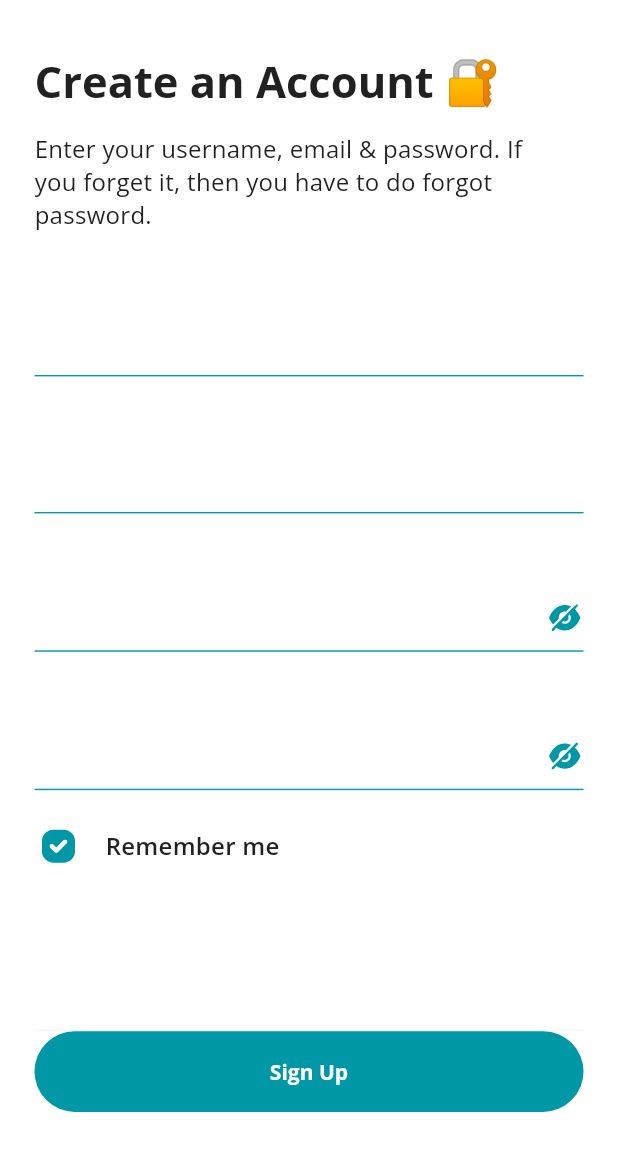
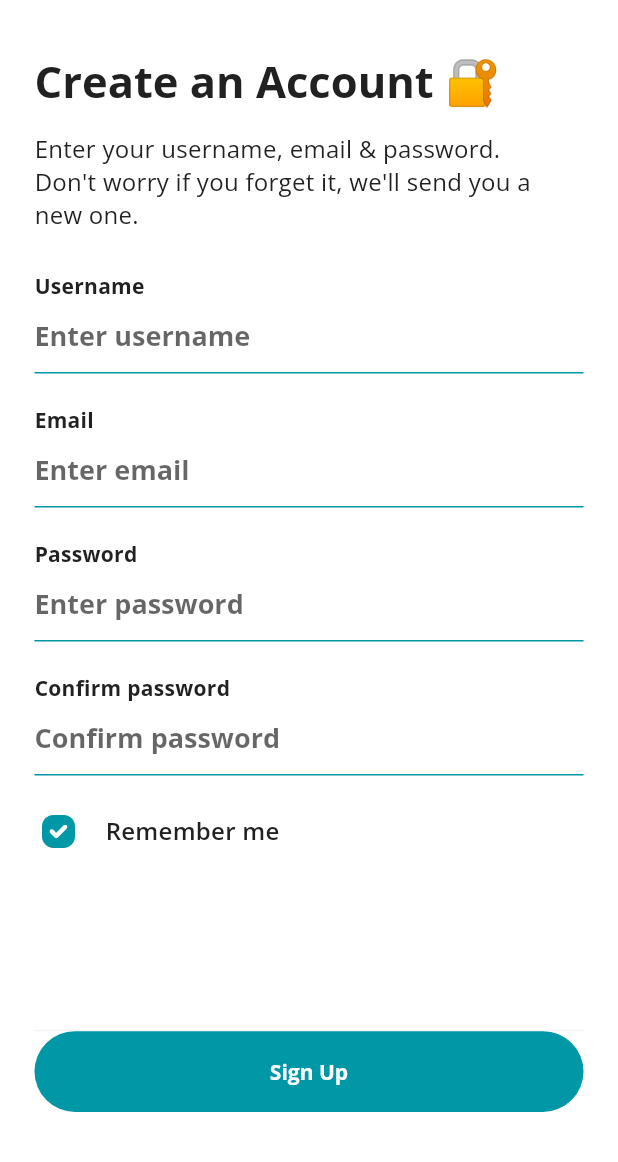
Before and after one commit to Kobbleton/bookflow, a Flutter app: the SignUpStepTwoScreen screen opened by its route, on a phone screen of 412 x 824 dp, the part 74-1236 px from its top. Run offline on Flutter 3.47's test engine with Material 2 defaults, Android fonts, the phone set to English and light mode, and no system bars; our stand-ins replace cached_network_image, carousel_slider, flutter_svg, smooth_page_indicator.

Commit message:
SignUp step 2 complete
SignUp step 2 complete

```diff
--- a/lib/presentation/light_sign_up_step_one_screen/sign_up_step_one_screen.dart
+++ /dev/null
@@ -1,150 +0,0 @@
-import 'package:bookflow/presentation/light_sign_up_step_one_screen/widgets/listformtitle1_item_widget.dart';
-import 'package:bookflow/presentation/light_sign_up_step_one_screen/widgets/listpasswordtyp_item_widget.dart';
-
-import '../../core/utils/color_constant.dart';
-import '../../core/utils/image_constant.dart';
-import '../../core/utils/size_utils.dart';
-import '../../theme/app_decoration.dart';
-import '../../theme/app_style.dart';
-import '../../widgets/custom_button.dart';
-import '../../widgets/custom_icon_button.dart';
-import '../../widgets/custom_image_view.dart';
-
-import 'package:flutter/material.dart';
-
-import '../sign_up_successful_dialog/sign_up_successful_dialog.dart';
-
-class SignUpStepTwoScreen extends StatelessWidget {
-  const SignUpStepTwoScreen({Key? key}) : super(key: key);
-
-  @override
-  Widget build(BuildContext context) {
-    return SafeArea(
-        child: Scaffold(
-            backgroundColor: ColorConstant.white,
-            body: Container(
-                width: double.maxFinite,
-                padding: getPadding(left: 24, top: 26, right: 24, bottom: 26),
-                child: Column(
-                    crossAxisAlignment: CrossAxisAlignment.start,
-                    mainAxisAlignment: MainAxisAlignment.start,
-                    children: [
-                      Padding(
-                          padding: getPadding(right: 83),
-                          child: Row(children: [
-                            CustomImageView(
-                                svgPath: ImageConstant.imgArrowleft,
-                                height: getSize(28),
-                                width: getSize(28),
-                                onTap: () {
-                                  onTapImgArrowleft(context);
-                                }),
-                            Container(
-                                height: getVerticalSize(12),
-                                width: getHorizontalSize(216),
-                                margin: getMargin(left: 55, top: 8, bottom: 8),
-                                decoration: BoxDecoration(
-                                    color: ColorConstant.cyan700,
-                                    borderRadius: BorderRadius.circular(
-                                        getHorizontalSize(6))))
-                          ])),
-                      Padding(
-                          padding: getPadding(top: 36),
-                          child: Text("Create an Account 🔐",
-                              overflow: TextOverflow.ellipsis,
-                              textAlign: TextAlign.left,
-                              style: AppStyle.txtOpenSansBold32)),
-                      Container(
-                          width: getHorizontalSize(367),
-                          margin: getMargin(top: 16, right: 14),
-                          child: Text(
-                              "Enter your username, email & password. If you forget it, then you have to do forgot password.",
-                              maxLines: null,
-                              textAlign: TextAlign.left,
-                              style: AppStyle.txtOpenSansRegular18.copyWith(
-                                  letterSpacing: getHorizontalSize(0.2)))),
-                      Padding(
-                          padding: getPadding(top: 29),
-                          child: ListView.separated(
-                              physics: const NeverScrollableScrollPhysics(),
-                              shrinkWrap: true,
-                              separatorBuilder: (context, index) {
-                                return SizedBox(height: getVerticalSize(23));
-                              },
-                              itemCount: 2,
-                              itemBuilder: (context, index) {
-                                return const Listformtitle1ItemWidget();
-                              })),
-                      Padding(
-                          padding: getPadding(top: 23),
-                          child: ListView.separated(
-                              physics: const NeverScrollableScrollPhysics(),
-                              shrinkWrap: true,
-                              separatorBuilder: (context, index) {
-                                return SizedBox(height: getVerticalSize(23));
-                              },
-                              itemCount: 2,
-                              itemBuilder: (context, index) {
-                                return const ListpasswordtypItemWidget();
-                              })),
-                      Padding(
-                          padding: getPadding(top: 23, bottom: 5),
-                          child: Row(children: [
-                            CustomIconButton(
-                                height: 24,
-                                width: 24,
-                                child: CustomImageView(
-                                    svgPath:
-                                        ImageConstant.imgCheckmarkWhiteA700)),
-                            Padding(
-                                padding: getPadding(left: 16),
-                                child: Text("Remember me",
-                                    overflow: TextOverflow.ellipsis,
-                                    textAlign: TextAlign.left,
-                                    style: AppStyle.txtOpenSansSemiBold18
-                                        .copyWith(
-                                            letterSpacing:
-                                                getHorizontalSize(0.2))))
-                          ]))
-                    ])),
-            bottomNavigationBar: Container(
-                margin: getMargin(left: 24, right: 24, bottom: 36),
-                decoration: AppDecoration.outlineGray100,
-                child: Column(
-                    mainAxisSize: MainAxisSize.min,
-                    mainAxisAlignment: MainAxisAlignment.start,
-                    children: [
-                      CustomButton(
-                          height: getVerticalSize(58),
-                          text: "Sign Up",
-                          onTap: () {
-                            onTapSignup(context);
-                          })
-                    ]))));
-  }
-
-  /// Navigates back to the previous screen.
-  ///
-  /// This function takes a [BuildContext] object as a parameter, which is used
-  /// to navigate back to the previous screen.
-  onTapImgArrowleft(BuildContext context) {
-    Navigator.pop(context);
-  }
-
-  /// Displays an [AlertDialog] with a custom content widget using the
-  /// provided [BuildContext].
-  ///
-  /// The custom content is created using the [LightSignUpSuccessfulDialog]
-  /// method and is displayed in an [AlertDialog] that fills the entire screen
-  /// with no padding.
-  onTapSignup(BuildContext context) {
-    showDialog(
-        context: context,
-        builder: (_) => const AlertDialog(
-              content: LightSignUpSuccessfulDialog(),
-              backgroundColor: Colors.transparent,
-              contentPadding: EdgeInsets.zero,
-              insetPadding: EdgeInsets.only(left: 0),
-            ));
-  }
-}
--- a/lib/presentation/light_sign_up_step_one_screen/widgets/listformtitle1_item_widget.dart
+++ /dev/null
@@ -1,62 +0,0 @@
-
-import 'package:flutter/material.dart';
-
-import '../../../core/utils/color_constant.dart';
-import '../../../core/utils/size_utils.dart';
-import '../../../theme/app_style.dart';
-
-// ignore: must_be_immutable
-class Listformtitle1ItemWidget extends StatelessWidget {
-  const Listformtitle1ItemWidget({Key? key})
-      : super(
-          key: key,
-        );
-
-  @override
-  Widget build(BuildContext context) {
-    return SizedBox(
-      width: double.maxFinite,
-      child: Column(
-        crossAxisAlignment: CrossAxisAlignment.start,
-        mainAxisAlignment: MainAxisAlignment.start,
-        children: [
-          Text(
-            "",
-            overflow: TextOverflow.ellipsis,
-            textAlign: TextAlign.left,
-            style: AppStyle.txtOpenSansBold16.copyWith(
-              letterSpacing: getHorizontalSize(
-                0.2,
-              ),
-            ),
-          ),
-          Padding(
-            padding: getPadding(
-              top: 20,
-            ),
-            child: Text(
-              "",
-              overflow: TextOverflow.ellipsis,
-              textAlign: TextAlign.left,
-              style: AppStyle.txtOpenSansBold20,
-            ),
-          ),
-          Padding(
-            padding: getPadding(
-              top: 7,
-            ),
-            child: Divider(
-              height: getVerticalSize(
-                1,
-              ),
-              thickness: getVerticalSize(
-                1,
-              ),
-              color: ColorConstant.cyan700,
-            ),
-          ),
-        ],
-      ),
-    );
-  }
-}
--- a/lib/presentation/light_sign_up_step_one_screen/widgets/listpasswordtyp_item_widget.dart
+++ /dev/null
@@ -1,65 +0,0 @@
-import 'package:flutter/material.dart';
-
-import '../../../core/utils/color_constant.dart';
-import '../../../core/utils/image_constant.dart';
-import '../../../core/utils/size_utils.dart';
-import '../../../theme/app_style.dart';
-import '../../../widgets/custom_image_view.dart';
-
-// ignore: must_be_immutable
-class ListpasswordtypItemWidget extends StatelessWidget {
-  const ListpasswordtypItemWidget({Key? key})
-      : super(
-          key: key,
-        );
-
-  @override
-  Widget build(BuildContext context) {
-    return SizedBox(
-      width: double.maxFinite,
-      child: Column(
-        crossAxisAlignment: CrossAxisAlignment.start,
-        mainAxisAlignment: MainAxisAlignment.start,
-        children: [
-          Text(
-            "",
-            overflow: TextOverflow.ellipsis,
-            textAlign: TextAlign.left,
-            style: AppStyle.txtOpenSansBold16.copyWith(
-              letterSpacing: getHorizontalSize(
-                0.2,
-              ),
-            ),
-          ),
-          CustomImageView(
-            svgPath: ImageConstant.imgCheckmark,
-            height: getSize(
-              28,
-            ),
-            width: getSize(
-              28,
-            ),
-            alignment: Alignment.centerRight,
-            margin: getMargin(
-              top: 18,
-            ),
-          ),
-          Padding(
-            padding: getPadding(
-              top: 10,
-            ),
-            child: Divider(
-              height: getVerticalSize(
-                1,
-              ),
-              thickness: getVerticalSize(
-                1,
-              ),
-              color: ColorConstant.cyan700,
-            ),
-          ),
-        ],
-      ),
-    );
-  }
-}
--- /dev/null
+++ b/lib/presentation/sign_up_step_one_screen/widgets/custom_textfield.dart
@@ -0,0 +1,65 @@
+// Importing required packages and utilities
+import 'package:flutter/material.dart';
+import '../../../core/utils/color_constant.dart';
+import '../../../core/utils/size_utils.dart';
+import '../../../theme/app_style.dart';
+
+// Custom TextField widget to be used throughout the application for uniform styling and properties
+class CustomTextField extends StatelessWidget {
+  // Constructor of the CustomTextField class
+  // It accepts three required parameters:
+  // fullNameController for controlling the text field,
+  // labelText for the label to be shown above the text field
+  // and hintText for the hint to be displayed inside the text field.
+  const CustomTextField({
+    Key? key,
+    required this.fullNameController,
+    required this.labelText,
+    required this.hintText,
+  }) : super(key: key);
+
+  // Declaration of the text controller, label and hint text
+  final TextEditingController fullNameController;
+  final String labelText;
+  final String hintText;
+
+  // Overridden build method which builds and returns the widget.
+  @override
+  Widget build(BuildContext context) {
+    // The widget is composed of a Column widget which holds the label and the text field.
+    // The crossAxisAlignment property is set to start so that the children align on the left.
+    // The mainAxisAlignment property is set to start so that the children are placed at the start of the column.
+    return Column(
+      crossAxisAlignment: CrossAxisAlignment.start,
+      mainAxisAlignment: MainAxisAlignment.start,
+      children: [
+        // Label text widget.
+        // The overflow property is set to ellipsis so that overflowing text is indicated with an ellipsis.
+        // The textAlign property is set to left so that the text aligns on the left.
+        // The style is set using a pre-defined style from the application's style constants.
+        Text(labelText,
+            overflow: TextOverflow.ellipsis,
+            textAlign: TextAlign.left,
+            style: AppStyle.txtOpenSansBold16
+                .copyWith(letterSpacing: getHorizontalSize(0.2))),
+        // Text field widget.
+        // The style is set using a pre-defined style from the application's style constants.
+        // The controller is set using the provided fullNameController.
+        // The decoration is set to show an underline border which changes color when the field is focused.
+        TextField(
+          style: AppStyle.txtOpenSansBold20,
+          controller: fullNameController,
+          decoration: InputDecoration(
+            hintText: hintText,
+            focusedBorder: UnderlineInputBorder(
+              borderSide: BorderSide(color: ColorConstant.cyan700),
+            ),
+            enabledBorder: UnderlineInputBorder(
+              borderSide: BorderSide(color: ColorConstant.cyan700),
+            ),
+          ),
+        ),
+      ],
+    );
+  }
+}
--- /dev/null
+++ b/lib/presentation/sign_up_step_two_screen/sign_up_step_two_screen.dart
@@ -0,0 +1,177 @@
+import 'package:bookflow/presentation/sign_up_step_one_screen/widgets/custom_textfield.dart';
+import 'package:bookflow/presentation/sign_up_step_two_screen/widgets/custom_password_field.dart';
+import '../../core/utils/color_constant.dart';
+import '../../core/utils/image_constant.dart';
+import '../../core/utils/size_utils.dart';
+import '../../theme/app_decoration.dart';
+import '../../theme/app_style.dart';
+import '../../widgets/custom_button.dart';
+import '../../widgets/custom_icon_button.dart';
+import '../../widgets/custom_image_view.dart';
+import 'package:flutter/material.dart';
+import '../sign_up_successful_dialog/sign_up_successful_dialog.dart';
+
+class SignUpStepTwoScreen extends StatefulWidget {
+  const SignUpStepTwoScreen({Key? key}) : super(key: key);
+
+  @override
+  State<SignUpStepTwoScreen> createState() => _SignUpStepTwoScreenState();
+}
+
+class _SignUpStepTwoScreenState extends State<SignUpStepTwoScreen> {
+  final TextEditingController usernameController = TextEditingController();
+  final TextEditingController emailController = TextEditingController();
+  final TextEditingController passwordController = TextEditingController();
+  final TextEditingController confirmPasswordController =
+      TextEditingController();
+  @override
+  void dispose() {
+    usernameController.dispose();
+    emailController.dispose();
+    passwordController.dispose();
+    confirmPasswordController.dispose();
+    super.dispose();
+  }
+
+  @override
+  Widget build(BuildContext context) {
+    return SafeArea(
+        child: Scaffold(
+            backgroundColor: ColorConstant.white,
+            body: Container(
+                width: double.maxFinite,
+                padding: getPadding(left: 24, top: 26, right: 24, bottom: 26),
+                child: SingleChildScrollView(
+                  child: Column(
+                      crossAxisAlignment: CrossAxisAlignment.start,
+                      mainAxisAlignment: MainAxisAlignment.start,
+                      children: [
+                        Padding(
+                            padding: getPadding(right: 83),
+                            child: Row(children: [
+                              CustomImageView(
+                                  svgPath: ImageConstant.imgArrowleft,
+                                  height: getSize(28),
+                                  width: getSize(28),
+                                  onTap: () {
+                                    onTapImgArrowleft(context);
+                                  }),
+                              Container(
+                                  height: getVerticalSize(12),
+                                  width: getHorizontalSize(216),
+                                  margin:
+                                      getMargin(left: 55, top: 8, bottom: 8),
+                                  decoration: BoxDecoration(
+                                      color: ColorConstant.cyan700,
+                                      borderRadius: BorderRadius.circular(
+                                          getHorizontalSize(6))))
+                            ])),
+                        Padding(
+                            padding: getPadding(top: 36),
+                            child: Text("Create an Account 🔐",
+                                overflow: TextOverflow.ellipsis,
+                                textAlign: TextAlign.left,
+                                style: AppStyle.txtOpenSansBold32)),
+                        Container(
+                            width: getHorizontalSize(367),
+                            margin: getMargin(top: 16, right: 14),
+                            child: Text(
+                                "Enter your username, email & password. Don't worry if you forget it, we'll send you a new one.",
+                                maxLines: null,
+                                textAlign: TextAlign.left,
+                                style: AppStyle.txtOpenSansRegular18.copyWith(
+                                    letterSpacing: getHorizontalSize(0.2)))),
+                        //user
+                        Padding(
+                          padding: getPadding(top: 29),
+                          child: CustomTextField(
+                              fullNameController: usernameController,
+                              labelText: 'Username',
+                              hintText: 'Enter username'),
+                        ),
+                        //email
+                        Padding(
+                          padding: getPadding(top: 23),
+                          child: CustomTextField(
+                              fullNameController: emailController,
+                              labelText: 'Email',
+                              hintText: 'Enter email'),
+                        ),
+                        //password
+                        Padding(
+                          padding: getPadding(top: 23),
+                          child: CustomPasswordField(
+                              hintText: 'Enter password',
+                              labelText: 'Password',
+                              passwordController: passwordController),
+                        ),
+                        //confirm password
+                        Padding(
+                          padding: getPadding(top: 23),
+                          child: CustomPasswordField(
+                              hintText: 'Confirm password',
+                              labelText: 'Confirm password',
+                              passwordController: confirmPasswordController),
+                        ),
+                        Padding(
+                            padding: getPadding(top: 23, bottom: 5),
+                            child: Row(children: [
+                              CustomIconButton(
+                                  height: 24,
+                                  width: 24,
+                                  child: CustomImageView(
+                                      svgPath:
+                                          ImageConstant.imgCheckmarkWhiteA700)),
+                              Padding(
+                                  padding: getPadding(left: 16),
+                                  child: Text("Remember me",
+                                      overflow: TextOverflow.ellipsis,
+                                      textAlign: TextAlign.left,
+                                      style: AppStyle.txtOpenSansSemiBold18
+                                          .copyWith(
+                                              letterSpacing:
+                                                  getHorizontalSize(0.2))))
+                            ]))
+                      ]),
+                )),
+            bottomNavigationBar: Container(
+                margin: getMargin(left: 24, right: 24, bottom: 36),
+                decoration: AppDecoration.outlineGray100,
+                child: Column(
+                    mainAxisSize: MainAxisSize.min,
+                    mainAxisAlignment: MainAxisAlignment.start,
+                    children: [
+                      CustomButton(
+                          height: getVerticalSize(58),
+                          text: "Sign Up",
+                          onTap: () {
+                            onTapSignup(context);
+                          })
+                    ]))));
+  }
+
+  /// Navigates back to the previous screen.
+  ///
+  /// This function takes a [BuildContext] object as a parameter, which is used
+  /// to navigate back to the previous screen.
+  onTapImgArrowleft(BuildContext context) {
+    Navigator.pop(context);
+  }
+
+  /// Displays an [AlertDialog] with a custom content widget using the
+  /// provided [BuildContext].
+  ///
+  /// The custom content is created using the [LightSignUpSuccessfulDialog]
+  /// method and is displayed in an [AlertDialog] that fills the entire screen
+  /// with no padding.
+  onTapSignup(BuildContext context) {
+    showDialog(
+        context: context,
+        builder: (_) => const AlertDialog(
+              content: LightSignUpSuccessfulDialog(),
+              backgroundColor: Colors.transparent,
+              contentPadding: EdgeInsets.zero,
+              insetPadding: EdgeInsets.only(left: 0),
+            ));
+  }
+}
--- /dev/null
+++ b/lib/presentation/sign_up_step_two_screen/widgets/custom_password_field.dart
@@ -0,0 +1,67 @@
+// Importing required packages and utilities
+import 'package:flutter/material.dart';
+import '../../../core/utils/color_constant.dart';
+import '../../../core/utils/size_utils.dart';
+import '../../../theme/app_style.dart';
+
+// Custom PasswordField widget to be used throughout the application for uniform styling and properties
+class CustomPasswordField extends StatelessWidget {
+  // Constructor of the CustomPasswordField class
+  // It accepts three required parameters:
+  // passwordController for controlling the text field,
+  // labelText for the label to be shown above the text field
+  // and hintText for the hint to be displayed inside the text field.
+  const CustomPasswordField({
+    Key? key,
+    required this.passwordController,
+    required this.labelText,
+    required this.hintText,
+  }) : super(key: key);
+
+  // Declaration of the text controller, label and hint text
+  final TextEditingController passwordController;
+  final String labelText;
+  final String hintText;
+
+  // Overridden build method which builds and returns the widget.
+  @override
+  Widget build(BuildContext context) {
+    // The widget is composed of a Column widget which holds the label and the text field.
+    // The crossAxisAlignment property is set to start so that the children align on the left.
+    // The mainAxisAlignment property is set to start so that the children are placed at the start of the column.
+    return Column(
+      crossAxisAlignment: CrossAxisAlignment.start,
+      mainAxisAlignment: MainAxisAlignment.start,
+      children: [
+        // Label text widget.
+        // The overflow property is set to ellipsis so that overflowing text is indicated with an ellipsis.
+        // The textAlign property is set to left so that the text aligns on the left.
+        // The style is set using a pre-defined style from the application's style constants.
+        Text(labelText,
+            overflow: TextOverflow.ellipsis,
+            textAlign: TextAlign.left,
+            style: AppStyle.txtOpenSansBold16
+                .copyWith(letterSpacing: getHorizontalSize(0.2))),
+        // Password field widget.
+        // The style is set using a pre-defined style from the application's style constants.
+        // The controller is set using the provided passwordController.
+        // The decoration is set to show an underline border which changes color when the field is focused.
+        // The obscureText property is set to true to hide the entered password.
+        TextField(
+          obscureText: true,
+          style: AppStyle.txtOpenSansBold20,
+          controller: passwordController,
+          decoration: InputDecoration(
+            hintText: hintText,
+            focusedBorder: UnderlineInputBorder(
+              borderSide: BorderSide(color: ColorConstant.cyan700),
+            ),
+            enabledBorder: UnderlineInputBorder(
+              borderSide: BorderSide(color: ColorConstant.cyan700),
+            ),
+          ),
+        ),
+      ],
+    );
+  }
+}
--- a/lib/presentation/splash_screen/splash_screen.dart
+++ b/lib/presentation/splash_screen/splash_screen.dart
@@ -24,7 +24,7 @@ class _SplashScreenState extends State<SplashScreen>
   void initState() {
     super.initState();
     _controller = AnimationController(
-      duration: const Duration(seconds: 2),
+      duration: const Duration(seconds: 1, milliseconds: 500),
       vsync: this,
     )..repeat();
 
--- a/lib/routes/app_routes.dart
+++ b/lib/routes/app_routes.dart
@@ -1,6 +1,6 @@
 import 'package:flutter/material.dart';
 import '../presentation/app_navigation_screen/app_navigation_screen.dart';
-import '../presentation/light_sign_up_step_one_screen/sign_up_step_one_screen.dart';
+import '../presentation/sign_up_step_two_screen/sign_up_step_two_screen.dart';
 import '../presentation/sign_up_step_one_screen/sign_up_step_one_screen.dart';
 import '../presentation/splash_screen/splash_screen.dart';
 import '../presentation/welcome_screen/welcome_screen.dart';
```
Also changed, not shown: lib/presentation/sign_up_step_one_screen/sign_up_step_one_screen.dart (+23 -36 lines), lib/presentation/sign_up_step_one_screen/widgets/listformtitle_item_widget.dart (deleted, +0 -61 lines), lib/presentation/sign_up_successful_dialog/sign_up_successful_dialog.dart (+35 -4 lines), assets/images/img_2lightwelcome.png (deleted).
